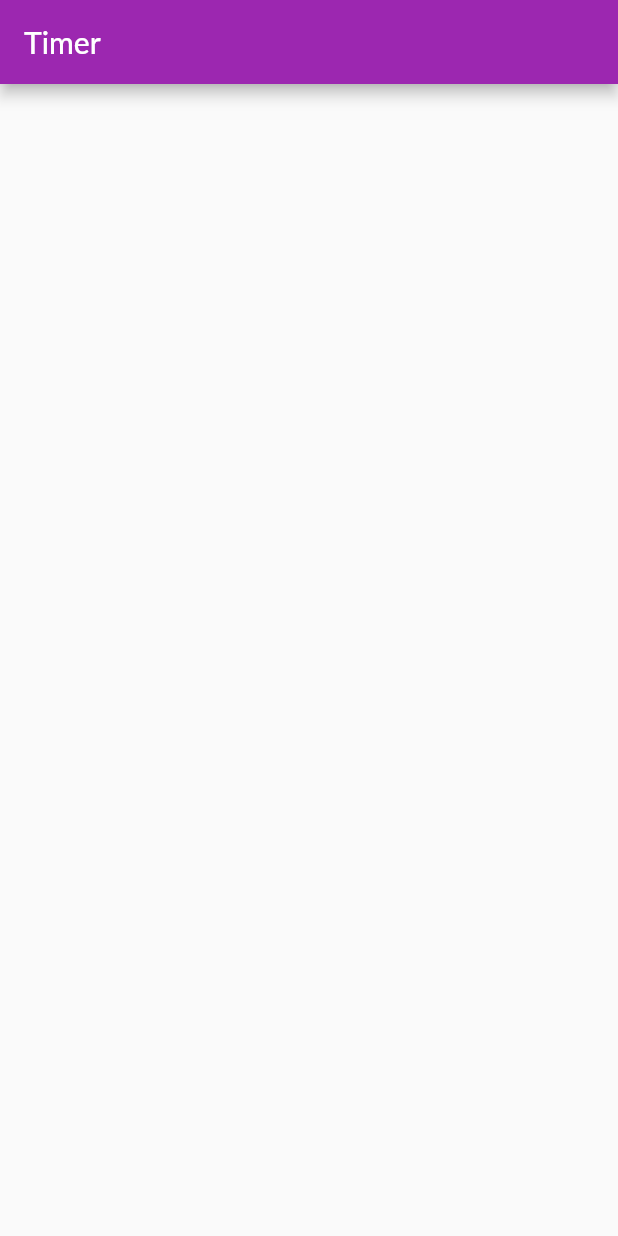
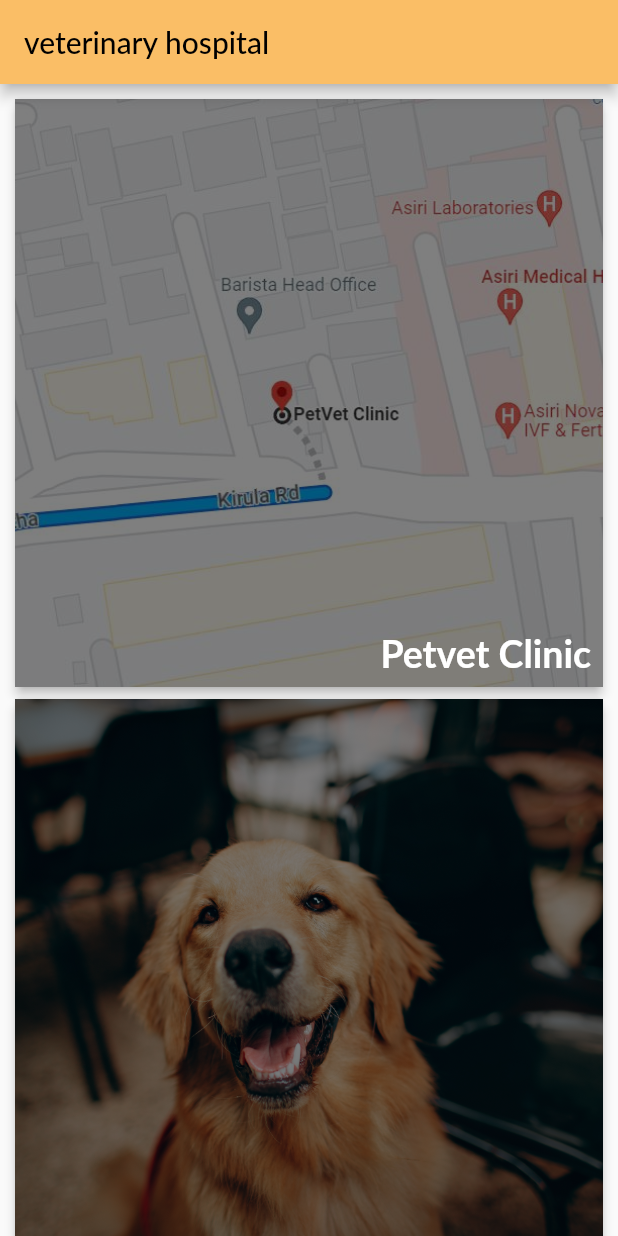
Before and after one commit to KJBotheju/pet, a Flutter app: the page6 screen opened directly, on a phone screen of 412 x 824 dp. Run offline on Flutter 3.47's test engine with Material 2 defaults, Android fonts, the phone set to English and light mode, and no system bars; our stand-ins replace carousel_slider, fluttertoast, geolocator, google_maps_flutter, image_picker and 1 more; missing offline and left inert: dart:ffi, flutter_google_places, google_api_headers, google_maps_webservice; accounts and stored records are empty; Roboto replaces fonts that are missing (Lato).

Commit message:
add veterinary details

```diff
--- a/lib/all_pages/page4.dart
+++ b/lib/all_pages/page4.dart
@@ -11,7 +11,7 @@ class page4 extends StatefulWidget {
 
 class _page4State extends State<page4> {
   List<String> items = [
-    'Food Shop',
+    '',
   ];
 
   List<String> shop_link = [
--- a/lib/all_pages/page6.dart
+++ b/lib/all_pages/page6.dart
@@ -1,4 +1,9 @@
+// ignore_for_file: prefer_const_constructors
+
 import 'package:flutter/material.dart';
+import 'package:pet/screens/petvetclinic.dart';
+
+import '../widgets/constant.dart';
 
 class page6 extends StatefulWidget {
   @override
@@ -10,7 +15,106 @@ class _page6State extends State<page6> {
   Widget build(BuildContext context) {
     return Scaffold(
       appBar: AppBar(
-        title: Text('Timer'),
+        title: Text('veterinary hospital'),
+        backgroundColor: kPrimaryColor,
+        foregroundColor: Colors.black,
+      ),
+      body: GridView.count(
+        crossAxisCount: 1, // Number of columns in the grid
+        padding: EdgeInsets.all(6.0),
+        children: <Widget>[
+          // Define your buttons here
+          MyGridButton(
+            text: 'Petvet Clinic',
+            imageAsset:
+                'assets/images/petvetclinic.JPG', // Specify the image path for this button
+            onPressed: () {
+              // Call the method for Petvet Clinic button
+              goToPetvetClinic();
+            },
+          ),
+          MyGridButton(
+            text: 'Button 2',
+            imageAsset:
+                'assets/images/dog1.jpg', // Specify the image path for this button
+            onPressed: () {
+              // Call the method for Button 2
+              goToButton2();
+            },
+          ),
+          MyGridButton(
+            text: 'Button 3',
+            imageAsset:
+                'assets/images/dog2.jpg', // Specify the image path for this button
+            onPressed: () {
+              // Call the method for Button 3
+              goToButton3();
+            },
+          ),
+          // Add more buttons here with their respective image assets
+        ],
+      ),
+    );
+  }
+
+  // Define your methods for each button here
+  void goToPetvetClinic() {
+    Navigator.of(context)
+        .push(MaterialPageRoute(builder: (BuildContext context) {
+      return Petvetclinic();
+    }));
+  }
+
+  void goToButton2() {
+    // Implement the action for Button 2
+  }
+
+  void goToButton3() {
+    // Implement the action for Button 3
+  }
+
+  // Add more methods for other buttons
+}
+
+class MyGridButton extends StatelessWidget {
+  final String text;
+  final String imageAsset;
+  final VoidCallback onPressed;
+
+  MyGridButton(
+      {required this.text, required this.imageAsset, required this.onPressed});
+
+  @override
+  Widget build(BuildContext context) {
+    return Card(
+      elevation: 3.0,
+      child: InkWell(
+        onTap: onPressed, // Use the provided onPressed callback
+        child: Stack(
+          fit: StackFit.expand,
+          children: <Widget>[
+            // Background image
+            Image.asset(
+              imageAsset,
+              fit: BoxFit.cover,
+            ),
+            // Button text with background color
+            Container(
+              alignment: Alignment.bottomRight,
+              padding: EdgeInsets.all(8.0), // Adjust padding as needed
+              color: Colors.black
+                  .withOpacity(0.5), // Background color with opacity
+              child: Text(
+                text,
+                style: TextStyle(
+                  fontSize: 25.0,
+                  fontWeight: FontWeight.bold,
+                  color: Colors.white, // Text color
+                ),
+              ),
+            ),
+          ],
+        ),
       ),
     );
   }
--- a/lib/widgets/body.dart
+++ b/lib/widgets/body.dart
@@ -61,7 +61,7 @@ class _BodyState extends State<Body> {
                     'tracking',
                     'Food',
                     'photograpy',
-                    'Saloon',
+                    'veterinary',
                     'Timer',
                     'vaccine',
                     'Donation',
--- a/pubspec.yaml
+++ b/pubspec.yaml
@@ -105,6 +105,7 @@ flutter:
     - assets/images/petshop.jpeg
     - assets/images/food.jpeg
     - assets/images/petfood.jpeg
+    - assets/images/petvetclinic.JPG
 
 
   #   - images/a_dot_ham.jpeg
```
Also changed, not shown: lib/screens/petvetclinic.dart (added, +52 -0 lines), assets/images/petvetclinic.JPG (added).
